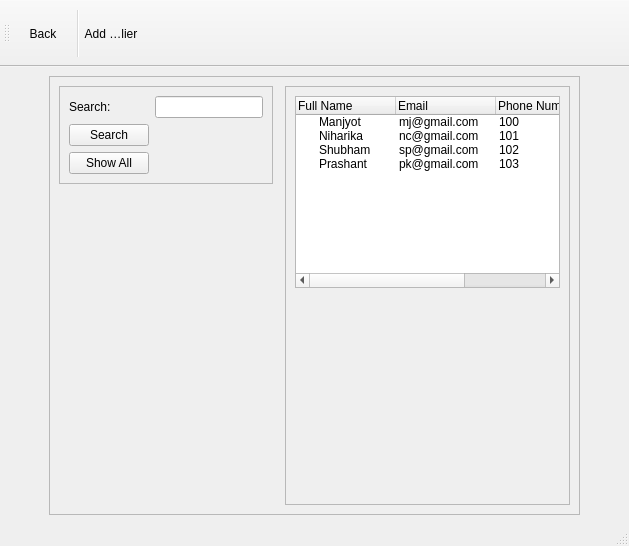
Qt form UI FILES/supp.ui (mj2266/inventory_app) before a commit.
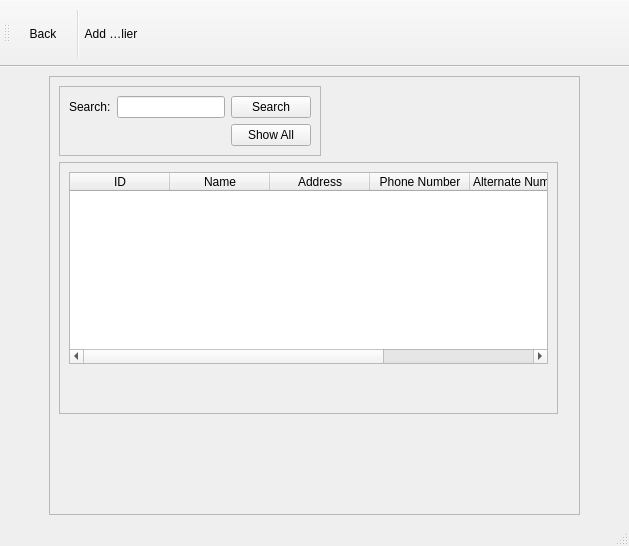
The same form after that commit. Icons and pictures are not drawn.

Patch:
```diff
--- a/UI FILES/supp.ui
+++ b/UI FILES/supp.ui
@@ -59,7 +59,14 @@
        <enum>QFrame::Raised</enum>
       </property>
       <layout class="QGridLayout" name="gridLayout_3">
-       <item row="2" column="0">
+       <item row="0" column="2">
+        <widget class="Line" name="line">
+         <property name="orientation">
+          <enum>Qt::Horizontal</enum>
+         </property>
+        </widget>
+       </item>
+       <item row="3" column="0">
         <spacer name="verticalSpacer">
          <property name="orientation">
           <enum>Qt::Vertical</enum>
@@ -72,7 +79,7 @@
          </property>
         </spacer>
        </item>
-       <item row="0" column="3" rowspan="3">
+       <item row="2" column="0">
         <widget class="QFrame" name="frame_2">
          <property name="frameShape">
           <enum>QFrame::StyledPanel</enum>
@@ -81,113 +88,6 @@
           <enum>QFrame::Raised</enum>
          </property>
          <layout class="QGridLayout" name="gridLayout_2">
-          <item row="1" column="0">
-           <widget class="QTreeWidget" name="treeWidget">
-            <property name="sizePolicy">
-             <sizepolicy hsizetype="Expanding" vsizetype="Minimum">
-              <horstretch>0</horstretch>
-              <verstretch>0</verstretch>
-             </sizepolicy>
-            </property>
-            <property name="focusPolicy">
-             <enum>Qt::NoFocus</enum>
-            </property>
-            <property name="lineWidth">
-             <number>1</number>
-            </property>
-            <property name="midLineWidth">
-             <number>0</number>
-            </property>
-            <column>
-             <property name="text">
-              <string>Full Name</string>
-             </property>
-             <property name="font">
-              <font>
-               <strikeout>false</strikeout>
-              </font>
-             </property>
-             <property name="background">
-              <color>
-               <red>255</red>
-               <green>255</green>
-               <blue>255</blue>
-              </color>
-             </property>
-            </column>
-            <column>
-             <property name="text">
-              <string>Email</string>
-             </property>
-            </column>
-            <column>
-             <property name="text">
-              <string>Phone Number</string>
-             </property>
-            </column>
-            <column>
-             <property name="text">
-              <string>Address</string>
-             </property>
-            </column>
-            <item>
-             <property name="text">
-              <string>Manjyot</string>
-             </property>
-             <property name="text">
-              <string>mj@gmail.com</string>
-             </property>
-             <property name="text">
-              <string>100</string>
-             </property>
-             <property name="text">
-              <string>Kandivali East</string>
-             </property>
-            </item>
-            <item>
-             <property name="text">
-              <string>Niharika</string>
-             </property>
-             <property name="text">
-              <string>nc@gmail.com</string>
-             </property>
-             <property name="text">
-              <string>101</string>
-             </property>
-             <property name="text">
-              <string>Gorai</string>
-             </property>
-            </item>
-            <item>
-             <property name="text">
-              <string>Shubham</string>
-             </property>
-             <property name="text">
-              <string>sp@gmail.com</string>
-             </property>
-             <property name="text">
-              <string>102</string>
-             </property>
-             <property name="text">
-              <string>Thakur Village</string>
-             </property>
-            </item>
-            <item>
-             <property name="text">
-              <string>Prashant</string>
-             </property>
-             <property name="text">
-              <string>pk@gmail.com</string>
-             </property>
-             <property name="text">
-              <string>103</string>
-             </property>
-             <property name="text">
-              <string>Lokhandwala</string>
-             </property>
-            </item>
-           </widget>
-          </item>
           <item row="2" column="0">
            <spacer name="verticalSpacer_2">
             <property name="orientation">
@@ -201,6 +101,40 @@
             </property>
            </spacer>
           </item>
+          <item row="1" column="0">
+           <widget class="QTableWidget" name="tableWidget">
+            <column>
+             <property name="text">
+              <string>ID</string>
+             </property>
+            </column>
+            <column>
+             <property name="text">
+              <string>Name</string>
+             </property>
+            </column>
+            <column>
+             <property name="text">
+              <string>Address</string>
+             </property>
+            </column>
+            <column>
+             <property name="text">
+              <string>Phone Number</string>
+             </property>
+            </column>
+            <column>
+             <property name="text">
+              <string>Alternate Number</string>
+             </property>
+            </column>
+            <column>
+             <property name="text">
+              <string>Email</string>
+             </property>
+            </column>
+           </widget>
+          </item>
          </layout>
         </widget>
        </item>
@@ -226,23 +160,6 @@
           <enum>QFrame::Raised</enum>
          </property>
          <layout class="QGridLayout" name="gridLayout">
-          <item row="0" column="2">
-           <widget class="QLineEdit" name="lineEdit">
-            <property name="sizePolicy">
-             <sizepolicy hsizetype="Preferred" vsizetype="Fixed">
-              <horstretch>0</horstretch>
-              <verstretch>0</verstretch>
-             </sizepolicy>
-            </property>
-           </widget>
-          </item>
-          <item row="2" column="0">
-           <widget class="QPushButton" name="pushButton_2">
-            <property name="text">
-             <string>Show All</string>
-            </property>
-           </widget>
-          </item>
           <item row="0" column="0">
            <widget class="QLabel" name="label">
             <property name="sizePolicy">
@@ -256,13 +173,30 @@
             </property>
            </widget>
           </item>
-          <item row="1" column="0">
-           <widget class="QPushButton" name="pushButton">
+          <item row="0" column="2">
+           <widget class="QLineEdit" name="searchInput">
+            <property name="sizePolicy">
+             <sizepolicy hsizetype="Preferred" vsizetype="Fixed">
+              <horstretch>0</horstretch>
+              <verstretch>0</verstretch>
+             </sizepolicy>
+            </property>
+           </widget>
+          </item>
+          <item row="0" column="3">
+           <widget class="QPushButton" name="searchButton">
             <property name="text">
              <string>Search</string>
             </property>
            </widget>
           </item>
+          <item row="1" column="3">
+           <widget class="QPushButton" name="showAllButton">
+            <property name="text">
+             <string>Show All</string>
+            </property>
+           </widget>
+          </item>
          </layout>
         </widget>
        </item>
```
Left out of the diff: 9 changed lines with no effect on the pictures.
